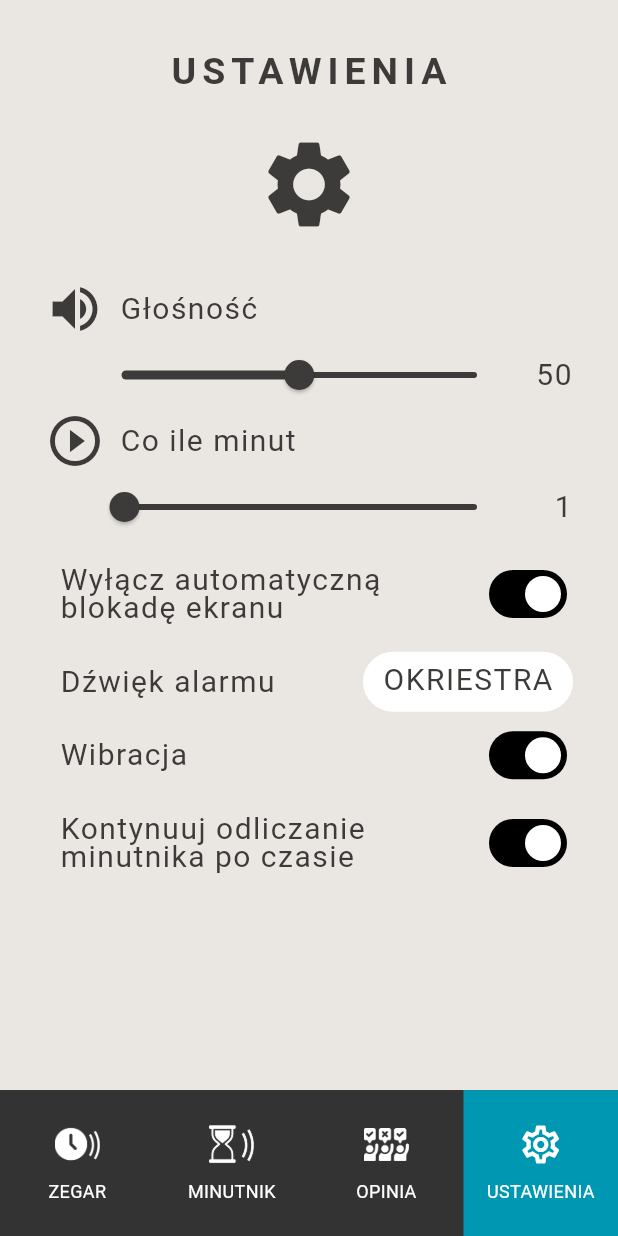
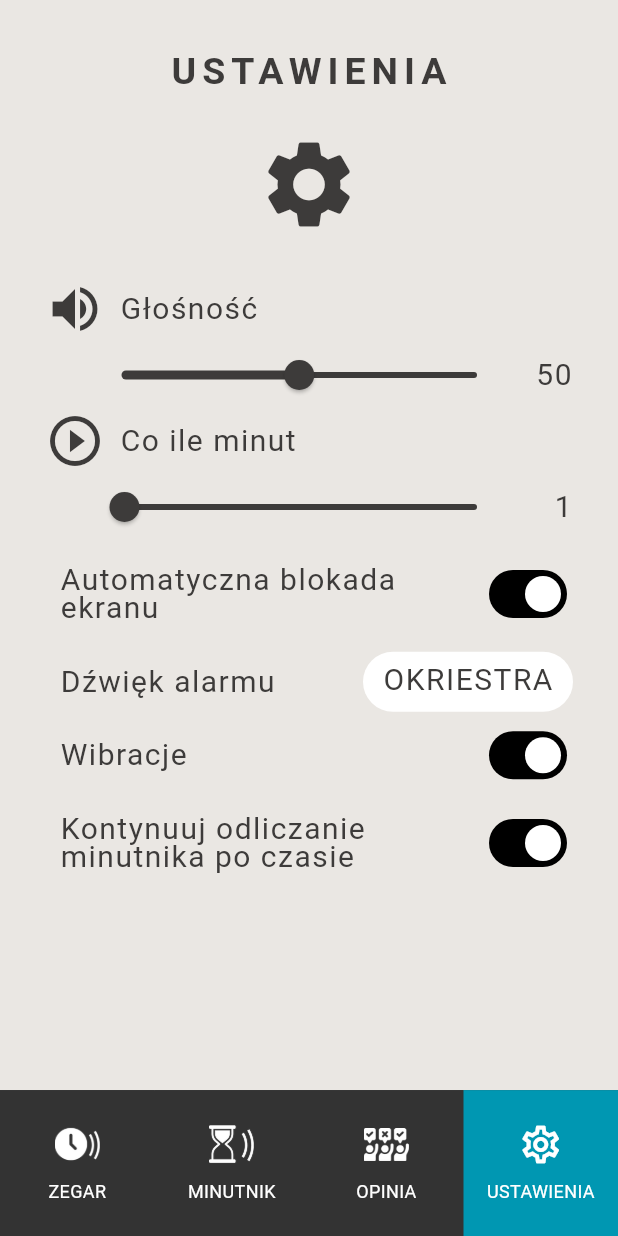
Before and after one commit to tomaszbazan/atloud, a Flutter app: the SettingsPage screen opened by its route, on a phone screen of 412 x 824 dp. Run offline on Flutter 3.47's test engine with Material 3 defaults, Android fonts, the phone set to English and light mode, and no system bars; our stand-ins replace audioplayers, device_info_plus, device_preview, flutter_secure_storage, flutter_tts, package_info_plus and 2 more; missing offline and left inert: flutter_foreground_task, volume_controller, wheel_picker; accounts and stored records are empty; Roboto replaces fonts that are missing (OpenSans); statements that could not run were skipped.

Commit message:
Updated libraries

```diff
--- a/lib/settings/settings.dart
+++ b/lib/settings/settings.dart
@@ -71,9 +71,9 @@ class _SettingsPageState extends State<SettingsPage> {
                               SettingsIcon(constraints: constraints, incrementShowVersionCounter: _incrementShowVersionCounter),
                               SliderWidget(icon: Icons.volume_up, label: 'Głośność', min: 0, max: 100, value: data.volumeValue, onChange: (value) => UserDataStorage.storeVolumeValue(value)),
                               SliderWidget(icon: Icons.play_circle_outline, label: 'Co ile minut', min: 1, max: 60, value: data.periodValue, onChange: (value) => UserDataStorage.storePeriodValue(value)),
-                              BooleanWidget(label: 'Wyłącz automatyczną blokadę ekranu', value: data.screenLockValue, onChange: (value) => UserDataStorage.storeScreenLockValue(value)),
+                              BooleanWidget(label: 'Automatyczna blokada ekranu', value: data.screenLockValue, onChange: (value) => UserDataStorage.storeScreenLockValue(value)),
                               AlarmTypeSetting(data: data, setState: setState),
-                              BooleanWidget(label: 'Wibracja', value: data.vibrationValue, onChange: (value) => UserDataStorage.storeVibrationValue(value)),
+                              BooleanWidget(label: 'Wibracje', value: data.vibrationValue, onChange: (value) => UserDataStorage.storeVibrationValue(value)),
                               BooleanWidget(label: 'Kontynuuj odliczanie minutnika po czasie', value: data.continuationAfterAlarmValue, onChange: (value) => UserDataStorage.storeContinueAfterAlarmValue(value)),
                             ],
                           ),
```
Also changed, not shown: pubspec.yaml (+5 -5 lines), pubspec.lock, 1 other file.
